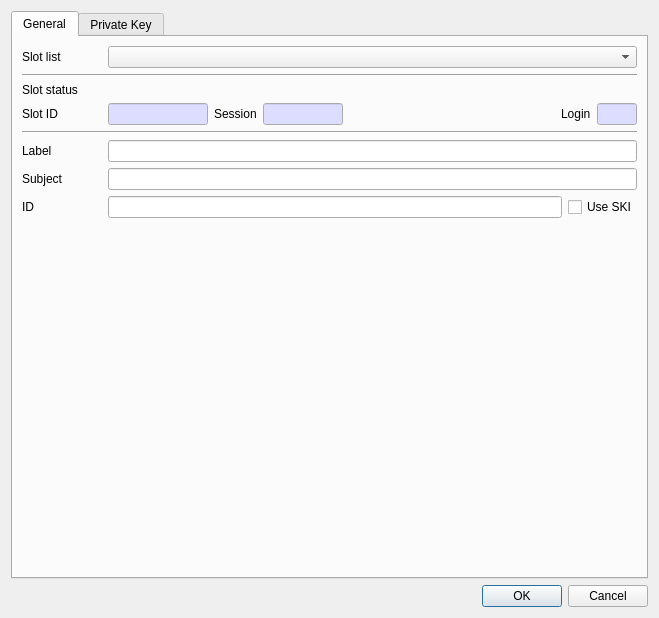
Qt form CryptokiMan/create_rsa_pri_key_dlg.ui (jykim74/CryptokiMan) before a commit.
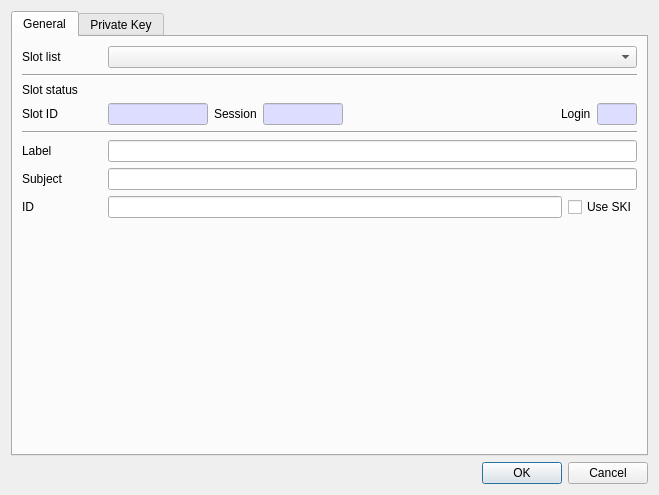
The same form after that commit. The open tabs and pages were chosen to show the change.

Diff of the .ui file:
```diff
--- a/CryptokiMan/create_rsa_pri_key_dlg.ui
+++ b/CryptokiMan/create_rsa_pri_key_dlg.ui
@@ -7,7 +7,7 @@
     <x>0</x>
     <y>0</y>
     <width>659</width>
-    <height>618</height>
+    <height>474</height>
    </rect>
   </property>
   <property name="windowTitle">
```
Left out of the diff: 2 changed lines with no effect on the pictures.
